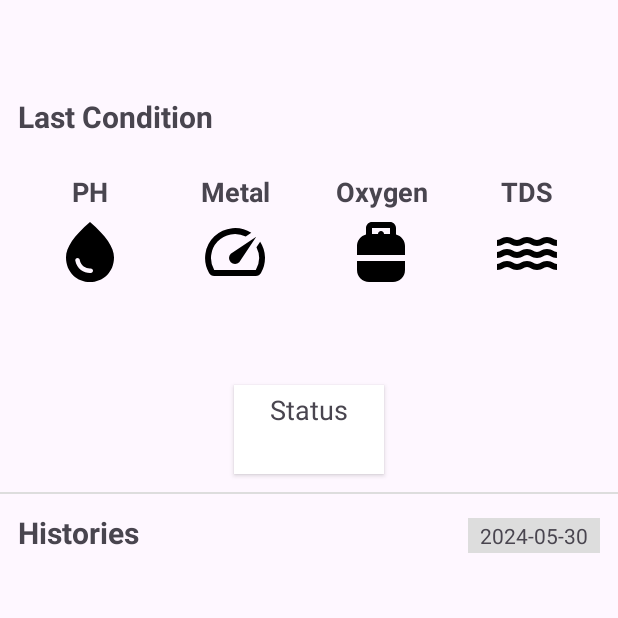
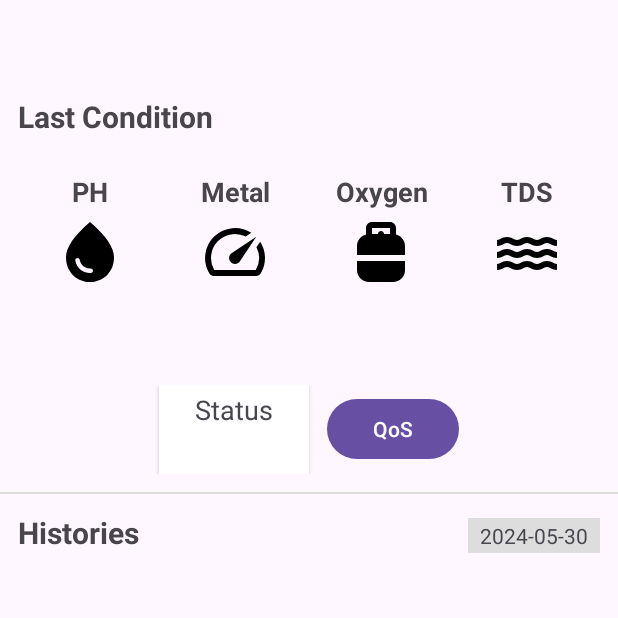
Before and after one commit to meilhamfadil/iamwater-mobile, an Android app: the HistoryActivity screen opened directly, with no data from a screen before it, on a phone screen of 412 x 824 dp, the top half of it. Run offline under Robolectric (Android 15) with nearby library versions, the phone set to English and light mode, and no system bars; network calls fail; 1 statement that could not run was skipped.

Commit message:
feat(qos): add output qos

```diff
--- a/app/src/main/AndroidManifest.xml
+++ b/app/src/main/AndroidManifest.xml
@@ -28,6 +28,7 @@
         <activity android:name=".MainActivity" />
         <activity android:name=".HistoryActivity" />
         <activity android:name=".DetailActivity" />
+        <activity android:name=".QosActivity" />
     </application>
 
 </manifest>
--- /dev/null
+++ b/app/src/main/res/drawable/icon_qos.xml
@@ -0,0 +1,5 @@
+<vector xmlns:android="http://schemas.android.com/apk/res/android" android:height="24dp" android:tint="#000000" android:viewportHeight="24" android:viewportWidth="24" android:width="24dp">
+
+    <path android:fillColor="@android:color/white" android:pathData="M10,20h4L14,4h-4v16zM4,20h4v-8L4,12v8zM16,9v11h4L20,9h-4z"/>
+
+</vector>
--- a/app/src/main/res/layout/activity_history.xml
+++ b/app/src/main/res/layout/activity_history.xml
@@ -192,10 +192,16 @@
     </LinearLayout>
 
     <LinearLayout
+        android:layout_width="match_parent"
+        android:layout_height="wrap_content"
+        android:layout_marginTop="12dp"
+        android:gravity="center"
+        android:orientation="horizontal">
+
+        <LinearLayout
             android:layout_width="wrap_content"
             android:layout_height="wrap_content"
             android:layout_gravity="center"
-        android:layout_marginTop="12dp"
             android:background="@color/white"
             android:elevation="2dp"
             android:orientation="vertical"
@@ -218,6 +224,15 @@
                 android:textSize="18sp"
                 android:textStyle="bold"
                 tools:text="Sangat Baik" />
+
+        </LinearLayout>
+
+        <Button
+            android:id="@+id/qos"
+            android:layout_width="wrap_content"
+            android:layout_height="wrap_content"
+            android:layout_marginStart="12dp"
+            android:text="@string/label_qos" />
 
     </LinearLayout>
 
--- a/app/src/main/res/values/strings.xml
+++ b/app/src/main/res/values/strings.xml
@@ -62,4 +62,5 @@
     <string name="tempatpenelitian">Tempat Penelitian</string>
     <string name="alamatpenelitian">Kampung Bobos, RT 01/ RW 10 Desa Putrajawa Kecamatan Selaawi</string>
     <string name="label_history">Histories</string>
+    <string name="label_qos">QoS</string>
 </resources>
```
Also changed, not shown: app/src/main/java/com/akuasih/app/HistoryActivity.kt (+10 -0 lines), app/src/main/java/com/akuasih/app/QosActivity.kt (added, +36 -0 lines), app/src/main/res/layout/activity_qos.xml (added, +25 -0 lines). Lines whose indentation alone changed are shown as unchanged.
